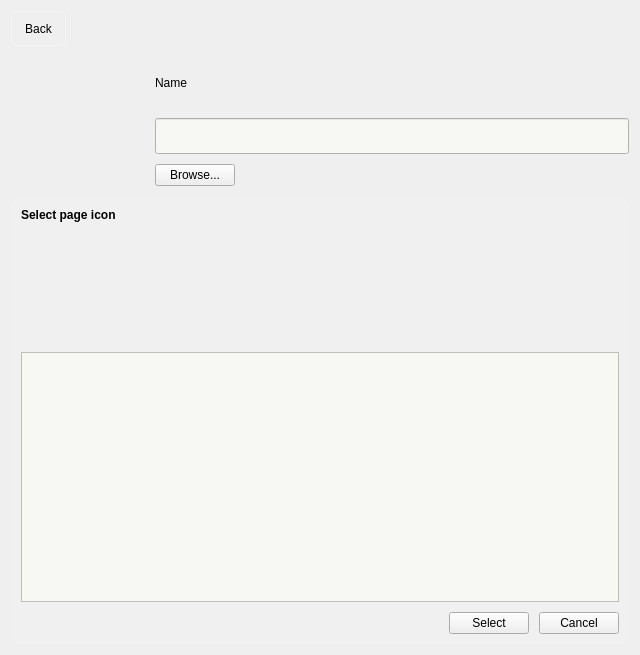
This is ui/settings/PageDetailsWidget.ui in OpenFairWind/FairWindSK as Qt 5 draws it before an edit. The edited form follows.
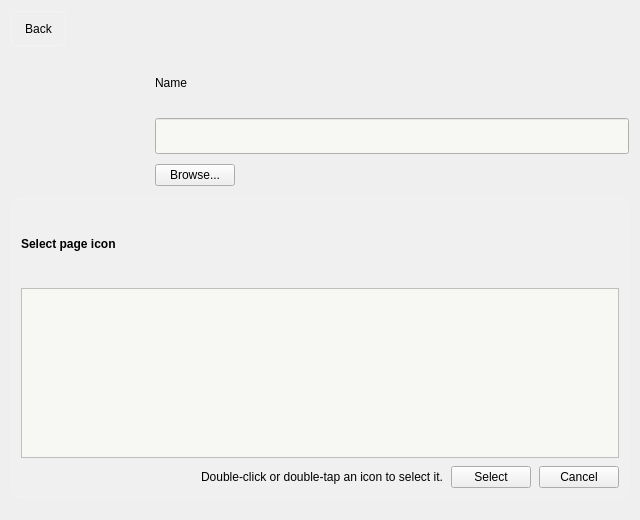
This is the edited form. Icons and pictures are not drawn.

Commit message: Refine page details icon picker

Diff of the .ui file:
```diff
--- a/ui/settings/PageDetailsWidget.ui
+++ b/ui/settings/PageDetailsWidget.ui
@@ -34,6 +34,17 @@
  selection-background-color: #c7d2fe;
  selection-color: #111827;
 }
+QListWidget#listWidget_Page_Icons::item {
+ border: 2px solid transparent;
+ border-radius: 8px;
+ padding: 4px;
+ margin: 2px;
+}
+QListWidget#listWidget_Page_Icons::item:selected {
+ border: 2px solid #2563eb;
+ background: #e5edff;
+ color: #111827;
+}
 QFrame#frame_PageIconPicker {
  background: rgba(255, 255, 255, 0.06);
  border: 1px solid rgba(255, 255, 255, 0.12);
@@ -177,6 +188,11 @@
      </property>
      <layout class="QVBoxLayout" name="verticalLayout_PageIconPicker">
       <property name="spacing">
+       <number>8</number>
+      </property>
+      <item>
+       <layout class="QHBoxLayout" name="horizontalLayout_PageIconPickerHeader">
+        <property name="spacing">
        <number>10</number>
       </property>
       <item>
@@ -186,12 +202,31 @@
         </property>
        </widget>
       </item>
+        <item>
+         <spacer name="horizontalSpacer_PageIconPickerHeader">
+          <property name="orientation">
+           <enum>Qt::Horizontal</enum>
+          </property>
+          <property name="sizeHint" stdset="0">
+           <size>
+            <width>40</width>
+            <height>20</height>
+           </size>
+          </property>
+         </spacer>
+        </item>
       <item>
        <widget class="QLabel" name="label_Page_IconPickerPreview">
         <property name="minimumSize">
          <size>
-          <width>0</width>
-          <height>110</height>
+            <width>72</width>
+            <height>72</height>
+           </size>
+          </property>
+          <property name="maximumSize">
+           <size>
+            <width>72</width>
+            <height>72</height>
          </size>
         </property>
         <property name="alignment">
@@ -201,13 +236,15 @@
          <string/>
         </property>
        </widget>
+        </item>
+       </layout>
       </item>
       <item>
        <widget class="QListWidget" name="listWidget_Page_Icons">
         <property name="minimumSize">
          <size>
           <width>0</width>
-          <height>250</height>
+          <height>170</height>
          </size>
         </property>
         <property name="viewMode">
@@ -248,6 +285,13 @@
           </property>
          </spacer>
         </item>
+        <item>
+         <widget class="QLabel" name="label_PageIconPickerHint">
+          <property name="text">
+           <string>Double-click or double-tap an icon to select it.</string>
+          </property>
+         </widget>
+        </item>
         <item>
          <widget class="QPushButton" name="pushButton_Page_Icon_Select">
           <property name="text">
```
Lines whose indentation alone changed are shown as unchanged. The commit also changes 3 other files.
